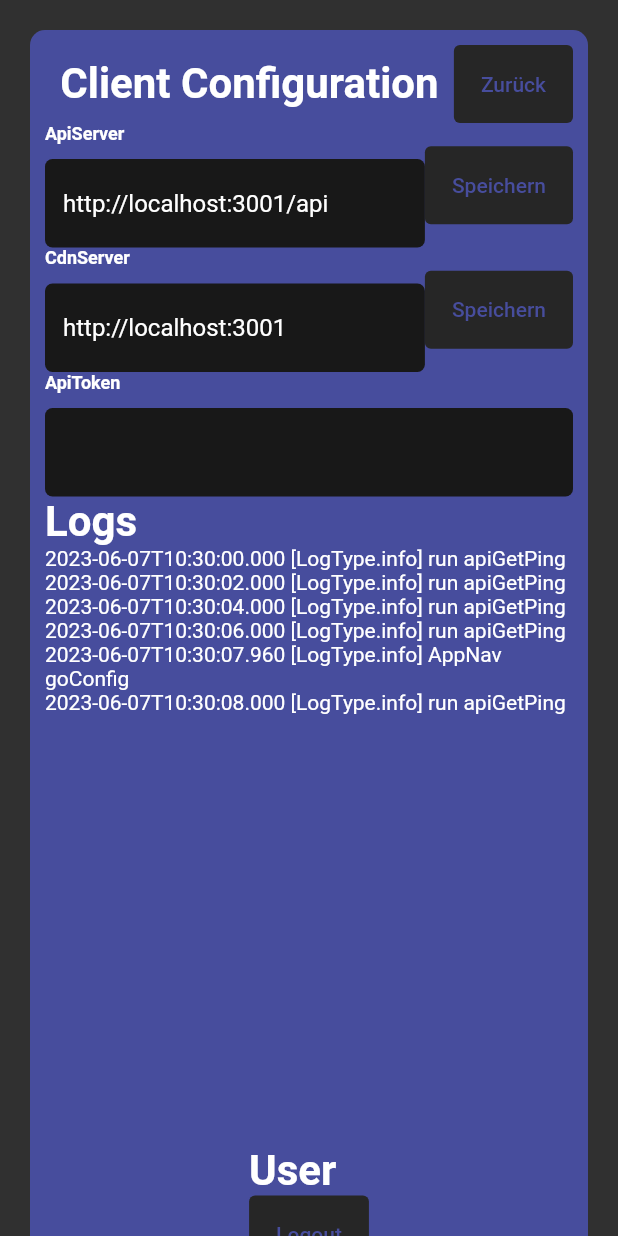
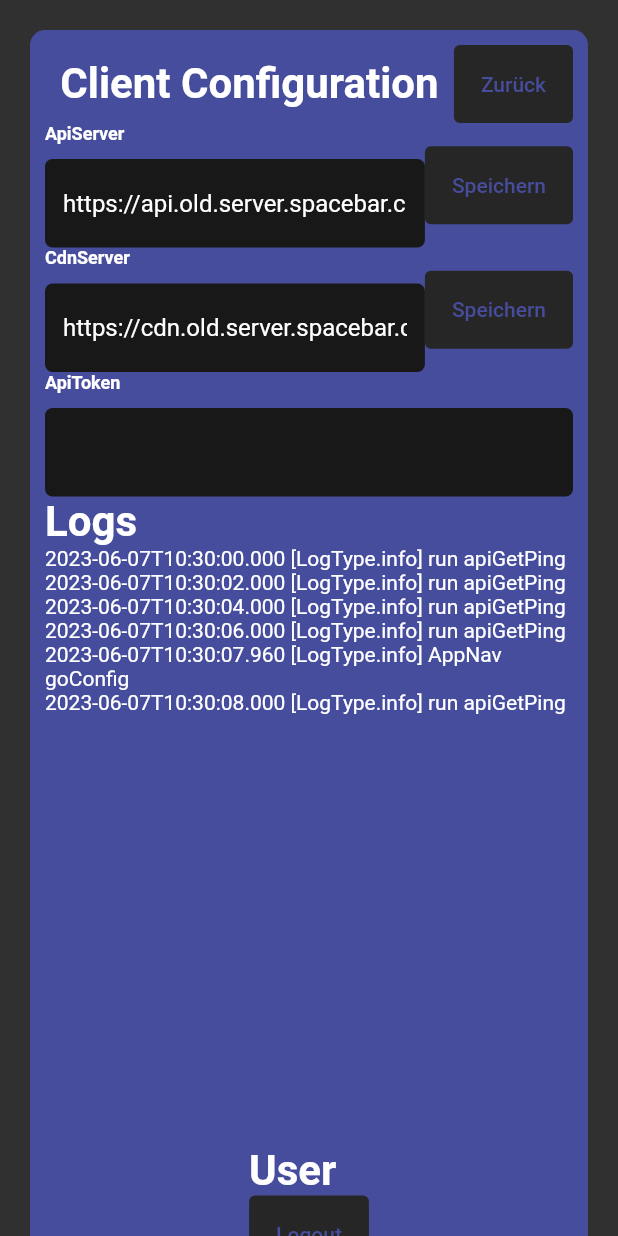
Before and after one commit to Kirari04/spacebar_client, a Flutter app: the screen it shows after launch, after a tap on an icon or button, on a phone screen of 412 x 824 dp. Run offline on Flutter 3.47's test engine with Material 2 defaults, Android fonts, the light colour scheme and no system bars; our stand-ins replace file_picker, flutter_svg, shared_preferences; accounts and stored records are empty; network calls fail.

Commit message:
default endpoints

```diff
--- a/lib/main.dart
+++ b/lib/main.dart
@@ -20,8 +20,8 @@ extension ColorSchemeExtension on ColorScheme {
 
 class _MyAppState extends State<MyApp> {
   AppState appState = AppState(
-    apiEndpoint: "http://localhost:3001/api",
-    cdnEndpoint: "http://localhost:3001",
+    apiEndpoint: "https://api.old.server.spacebar.chat/api",
+    cdnEndpoint: "https://cdn.old.server.spacebar.chat",
     appName: "Spacebar Client",
   );
   @override
```
